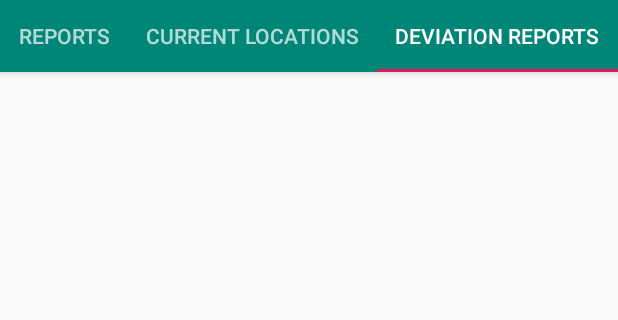
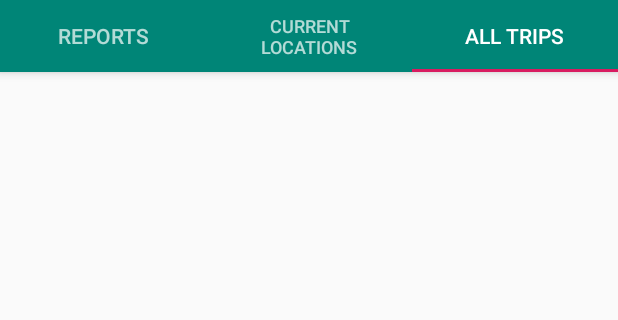
Before and after one commit to gaurav-kay/BPCL-Track, an Android app: the screen it shows after launch once a user with an empty profile is signed in (OfficerActivity), tab 3 chosen, on a phone screen of 412 x 824 dp, the part 89-409 px from its top. Run offline under Robolectric (Android 15) with nearby library versions, the phone set to English and light mode, and no system bars; our stand-ins replace Firebase (no records; nobody signed in at launch, a user with empty details on screens opened directly).

Commit message:
all trips

```diff
--- a/app/src/main/AndroidManifest.xml
+++ b/app/src/main/AndroidManifest.xml
@@ -18,7 +18,9 @@
         android:roundIcon="@mipmap/ic_launcher_round"
         android:supportsRtl="true"
         android:theme="@style/AppTheme">
-        <activity android:name=".ReportViewActivity"></activity>
+        <activity android:name=".TripViewActivity"></activity>
+        <activity android:name=".TripsListViewActivity" />
+        <activity android:name=".ReportViewActivity" />
         <activity
             android:name=".OfficerActivity"
             android:label="@string/title_activity_officer"
--- a/app/src/main/java/com/example/bpcltrack/DeviationReportsFragment.java
+++ /dev/null
@@ -1,20 +0,0 @@
-package com.example.bpcltrack;
-
-import android.os.Bundle;
-import android.view.LayoutInflater;
-import android.view.View;
-import android.view.ViewGroup;
-
-import androidx.annotation.NonNull;
-import androidx.annotation.Nullable;
-import androidx.fragment.app.Fragment;
-
-public class DeviationReportsFragment extends Fragment {
-    @Nullable
-    @Override
-    public View onCreateView(@NonNull LayoutInflater inflater, @Nullable ViewGroup container, @Nullable Bundle savedInstanceState) {
-        View view = inflater.inflate(R.layout.fragment_deviation_reports, container, false);
-
-        return view;
-    }
-}
--- a/app/src/main/java/com/example/bpcltrack/OfficerActivity.java
+++ b/app/src/main/java/com/example/bpcltrack/OfficerActivity.java
@@ -1,7 +1,6 @@
 package com.example.bpcltrack;
 
 import android.os.Bundle;
-import android.widget.LinearLayout;
 
 import androidx.annotation.NonNull;
 import androidx.annotation.Nullable;
@@ -10,13 +9,8 @@ import androidx.fragment.app.Fragment;
 import androidx.fragment.app.FragmentManager;
 import androidx.fragment.app.FragmentStatePagerAdapter;
 import androidx.viewpager.widget.ViewPager;
-import androidx.viewpager2.widget.ViewPager2;
 
 import com.google.android.material.tabs.TabLayout;
-
-import java.util.ArrayList;
-import java.util.Arrays;
-import java.util.List;
 
 public class OfficerActivity extends AppCompatActivity {
 
@@ -25,8 +19,8 @@ public class OfficerActivity extends AppCompatActivity {
     private ViewPager viewPager;
     private TabLayout tabLayout;
 
-    private final Fragment[] FRAGMENTS = new Fragment[]{new ReportsFragment(), new CurrentLocationsFragment(), new DeviationReportsFragment()};
-    private final String[] TITLES = new String[]{"Reports", "Current Locations", "Deviation Reports"};
+    private final Fragment[] FRAGMENTS = new Fragment[]{new ReportsFragment(), new CurrentLocationsFragment(), new AllTripsFragment()};
+    private final String[] TITLES = new String[]{"Reports", "Current Locations", "All Trips"};
 
     @Override
     protected void onCreate(Bundle savedInstanceState) {
--- /dev/null
+++ b/app/src/main/res/layout/fragment_all_trips.xml
@@ -0,0 +1,20 @@
+<?xml version="1.0" encoding="utf-8"?>
+<RelativeLayout xmlns:android="http://schemas.android.com/apk/res/android"
+    android:orientation="vertical"
+    android:layout_width="match_parent"
+    android:layout_height="match_parent">
+
+    <ProgressBar
+        android:id="@+id/all_trips_rmp_workers_loading_progress_bar"
+        android:layout_width="wrap_content"
+        android:layout_height="wrap_content"
+        android:layout_centerInParent="true" />
+
+    <ListView
+        android:id="@+id/all_trips_rmp_workers_list_view"
+        android:layout_width="match_parent"
+        android:layout_height="wrap_content"
+        android:layout_centerHorizontal="true"
+        android:layout_alignParentTop="true" />
+
+</RelativeLayout>
--- a/app/src/main/res/layout/fragment_deviation_reports.xml
+++ /dev/null
@@ -1,6 +0,0 @@
-<?xml version="1.0" encoding="utf-8"?>
-<LinearLayout xmlns:android="http://schemas.android.com/apk/res/android"
-    android:orientation="vertical" android:layout_width="match_parent"
-    android:layout_height="match_parent">
-
-</LinearLayout>
```
Also changed, not shown: app/src/main/java/com/example/bpcltrack/AllTripsFragment.java (added, +95 -0 lines), app/src/main/java/com/example/bpcltrack/TripViewActivity.java (added, +26 -0 lines), app/src/main/java/com/example/bpcltrack/TripsListViewActivity.java (added, +91 -0 lines), app/src/main/res/layout/activity_trip_view.xml (added, +9 -0 lines), app/src/main/res/layout/activity_trips_list_view.xml (added, +22 -0 lines).
